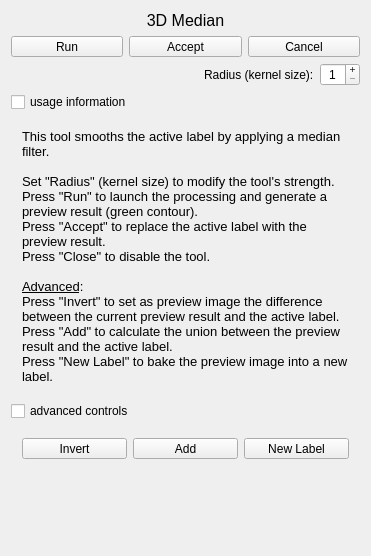
MITK/MITK, file Modules/SegmentationUI/Qmitk/QmitkMedianTool3DGUIControls.ui: the form before one commit.
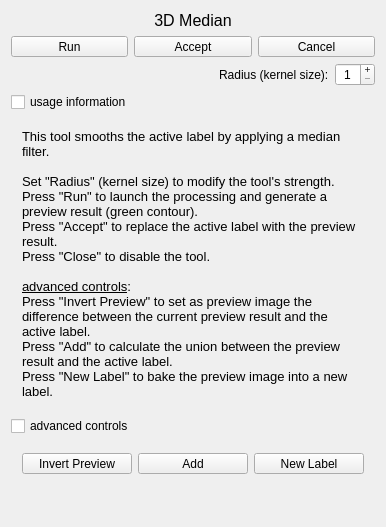
The form after the commit. Icons and pictures are not drawn.

The edit to the form file:
```diff
--- a/Modules/SegmentationUI/Qmitk/QmitkMedianTool3DGUIControls.ui
+++ b/Modules/SegmentationUI/Qmitk/QmitkMedianTool3DGUIControls.ui
@@ -6,8 +6,8 @@
    <rect>
     <x>0</x>
     <y>0</y>
-    <width>371</width>
-    <height>556</height>
+    <width>386</width>
+    <height>527</height>
    </rect>
   </property>
   <property name="sizePolicy">
@@ -274,8 +274,8 @@
 &lt;p style=&quot; margin-top:0px; margin-bottom:0px; margin-left:0px; margin-right:0px; -qt-block-indent:0; text-indent:0px;&quot;&gt;&lt;span style=&quot; font-family:'Sans'; font-size:10pt;&quot;&gt;Press &amp;quot;Accept&amp;quot; to replace the active label with the preview result.&lt;/span&gt;&lt;/p&gt;
 &lt;p style=&quot; margin-top:0px; margin-bottom:0px; margin-left:0px; margin-right:0px; -qt-block-indent:0; text-indent:0px;&quot;&gt;&lt;span style=&quot; font-family:'Sans'; font-size:10pt;&quot;&gt;Press &amp;quot;Close&amp;quot; to disable the tool.&lt;/span&gt;&lt;/p&gt;
 &lt;p style=&quot;-qt-paragraph-type:empty; margin-top:0px; margin-bottom:0px; margin-left:0px; margin-right:0px; -qt-block-indent:0; text-indent:0px; font-family:'Sans'; font-size:10pt;&quot;&gt;&lt;br /&gt;&lt;/p&gt;
-&lt;p style=&quot; margin-top:0px; margin-bottom:0px; margin-left:0px; margin-right:0px; -qt-block-indent:0; text-indent:0px;&quot;&gt;&lt;span style=&quot; font-family:'Sans'; font-size:10pt; text-decoration: underline;&quot;&gt;Advanced&lt;/span&gt;&lt;span style=&quot; font-family:'Sans'; font-size:10pt;&quot;&gt;:&lt;/span&gt;&lt;/p&gt;
-&lt;p style=&quot; margin-top:0px; margin-bottom:0px; margin-left:0px; margin-right:0px; -qt-block-indent:0; text-indent:0px;&quot;&gt;&lt;span style=&quot; font-family:'Sans'; font-size:10pt;&quot;&gt;Press &amp;quot;Invert&amp;quot; to set as preview image the difference between the current preview result and the active label.&lt;/span&gt;&lt;/p&gt;
+&lt;p style=&quot; margin-top:0px; margin-bottom:0px; margin-left:0px; margin-right:0px; -qt-block-indent:0; text-indent:0px;&quot;&gt;&lt;span style=&quot; font-family:'Sans'; font-size:10pt; text-decoration: underline;&quot;&gt;advanced controls&lt;/span&gt;&lt;span style=&quot; font-family:'Sans'; font-size:10pt;&quot;&gt;:&lt;/span&gt;&lt;/p&gt;
+&lt;p style=&quot; margin-top:0px; margin-bottom:0px; margin-left:0px; margin-right:0px; -qt-block-indent:0; text-indent:0px;&quot;&gt;&lt;span style=&quot; font-family:'Sans'; font-size:10pt;&quot;&gt;Press &amp;quot;Invert Preview&amp;quot; to set as preview image the difference between the current preview result and the active label.&lt;/span&gt;&lt;/p&gt;
 &lt;p style=&quot; margin-top:0px; margin-bottom:0px; margin-left:0px; margin-right:0px; -qt-block-indent:0; text-indent:0px;&quot;&gt;&lt;span style=&quot; font-family:'Sans'; font-size:10pt;&quot;&gt;Press &amp;quot;Add&amp;quot; to calculate the union between the preview result and the active label.&lt;/span&gt;&lt;/p&gt;
 &lt;p style=&quot; margin-top:0px; margin-bottom:0px; margin-left:0px; margin-right:0px; -qt-block-indent:0; text-indent:0px;&quot;&gt;&lt;span style=&quot; font-family:'Sans'; font-size:10pt;&quot;&gt;Press &amp;quot;New Label&amp;quot; to bake the preview image into a new label.&lt;/span&gt;&lt;/p&gt;&lt;/body&gt;&lt;/html&gt;</string>
         </property>
@@ -313,11 +313,17 @@
             <verstretch>0</verstretch>
            </sizepolicy>
           </property>
+          <property name="minimumSize">
+           <size>
+            <width>85</width>
+            <height>0</height>
+           </size>
+          </property>
           <property name="toolTip">
            <string>Replace active label with the difference from the preview result</string>
           </property>
           <property name="text">
-           <string>Invert</string>
+           <string>Invert Preview</string>
           </property>
           <property name="icon">
            <iconset resource="../resources/SegmentationUI.qrc">
@@ -354,6 +360,12 @@
             <verstretch>0</verstretch>
            </sizepolicy>
           </property>
+          <property name="minimumSize">
+           <size>
+            <width>85</width>
+            <height>0</height>
+           </size>
+          </property>
           <property name="toolTip">
            <string>Replace active label with the union of the preview result and the active label</string>
           </property>
@@ -395,6 +407,12 @@
             <verstretch>0</verstretch>
            </sizepolicy>
           </property>
+          <property name="minimumSize">
+           <size>
+            <width>85</width>
+            <height>0</height>
+           </size>
+          </property>
           <property name="toolTip">
            <string>Create a new label out of the current preview image</string>
           </property>
```
